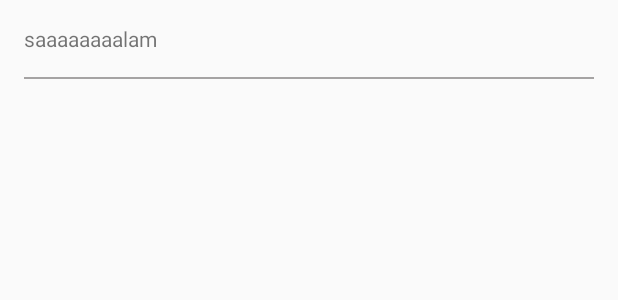
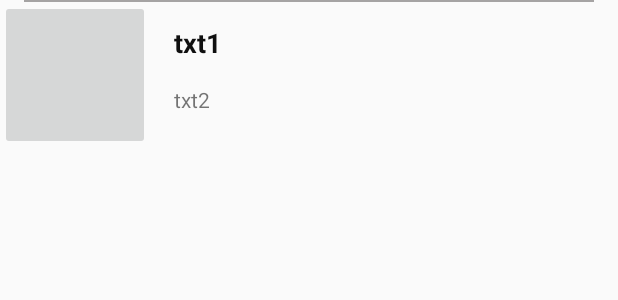
Before and after one commit to zohreh0025/akhbar, an Android app: the layout item_news_list.xml on its own in the app's theme, with its tools: preview values and no code run, on a phone screen of 412 x 824 dp. Shown: the top 300 px of the screen. Run offline under Robolectric (Android 15) with nearby library versions, the phone set to English and light mode, and no system bars.

```diff
--- a/app/build.gradle
+++ b/app/build.gradle
@@ -28,4 +28,8 @@ dependencies {
     testCompile 'junit:junit:4.12'
 
     compile 'com.android.support:recyclerview-v7:25.3.1'
+
+    compile 'com.github.bumptech.glide:glide:3.6.0'
+
+
 }
--- a/app/src/main/java/ir/akhbar/newsviewholder.java
+++ b/app/src/main/java/ir/akhbar/newsviewholder.java
@@ -7,12 +7,17 @@ import android.widget.TextView;
 
 public class newsviewholder extends RecyclerView.ViewHolder{
     private TextView titell;
+    private TextView dec;
+
     public newsviewholder(View itemView) {
         super(itemView);
         titell= (TextView) itemView.findViewById(R.id.titell1);
+        dec= (TextView) itemView.findViewById(R.id.description);
     }
     public void bind(NewsData data){
+
         titell.setText(data.getTitle());
+        dec.setText(data.getDescription());
     }
 
 }
--- a/app/src/main/res/layout/item_news_list.xml
+++ b/app/src/main/res/layout/item_news_list.xml
@@ -1,15 +1,35 @@
 <?xml version="1.0" encoding="utf-8"?>
-<LinearLayout xmlns:android="http://schemas.android.com/apk/res/android"
+<RelativeLayout xmlns:android="http://schemas.android.com/apk/res/android"
     xmlns:tools="http://schemas.android.com/tools"
-    android:orientation="vertical"
     android:layout_width="match_parent"
     android:layout_height="wrap_content">
+    <ImageButton
+        android:id="@+id/imgnews"
+        android:layout_width="100dp"
+        android:layout_height="100dp" />
     <TextView
+        android:layout_toRightOf="@id/imgnews"
         android:id="@+id/titell1"
+        android:layout_marginLeft="16dp"
+        android:layout_marginRight="16dp"
         android:layout_width="match_parent"
         android:layout_height="wrap_content"
-        tools:text="saaaaaaaalam"
+        tools:text="txt1"
+        android:textStyle="bold"
+        android:textSize="18dp"
+        android:textColor="#f0000000"
         android:layout_margin="16dp"/>
+    <TextView
+        android:layout_toRightOf="@id/imgnews"
+        android:id="@+id/description"
+        android:layout_marginLeft="16dp"
+        android:layout_marginRight="16dp"
+        android:layout_marginBottom="8dp"
+        android:layout_below="@id/titell1"
+        android:text="txt2"
+        android:textSize="14dp"
+        android:layout_width="match_parent"
+        android:layout_height="wrap_content" />
     <View
         android:layout_width="match_parent"
         android:layout_height="1dp"
@@ -17,4 +37,4 @@
         android:layout_marginLeft="16dp"
         android:layout_marginRight="16dp"/>
 
-</LinearLayout>
+</RelativeLayout>
```
